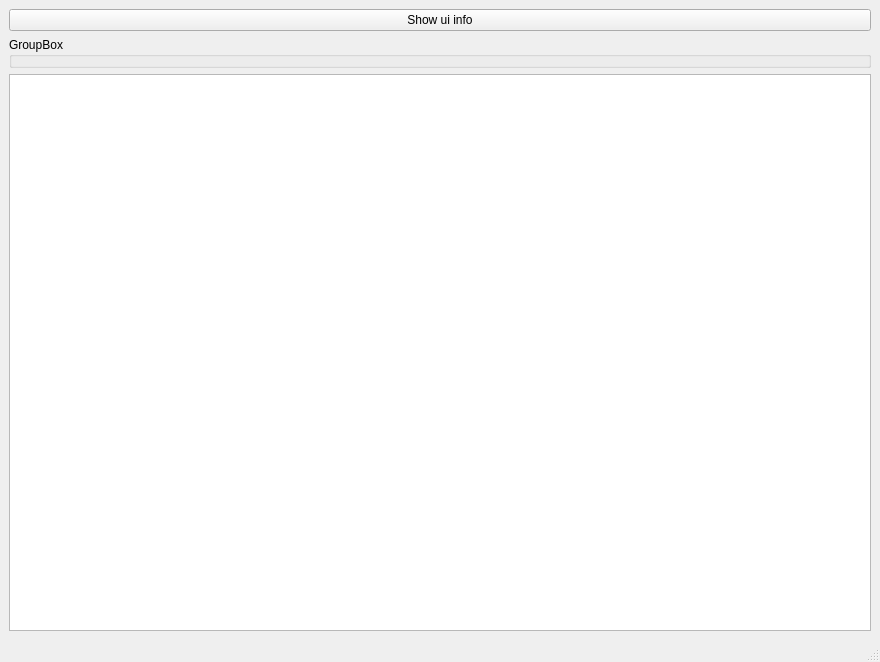
Old version of the form qut-informer_client/mainwindow.ui in the repository ochiay/qui_informer.
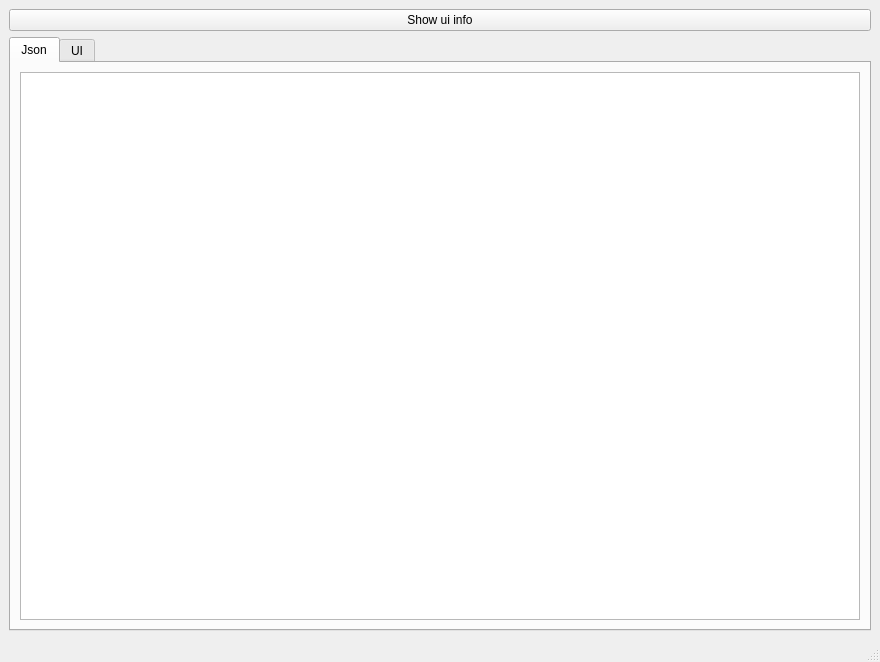
New version of the form.

Commit message: qui_client: finish building ui with json

```diff
--- a/qut-informer_client/mainwindow.ui
+++ b/qut-informer_client/mainwindow.ui
@@ -23,15 +23,32 @@
      </widget>
     </item>
     <item>
-     <widget class="QGroupBox" name="groupBox">
-      <property name="title">
-       <string>GroupBox</string>
+     <widget class="QTabWidget" name="tabWidget">
+      <property name="currentIndex">
+       <number>0</number>
       </property>
+      <widget class="QWidget" name="tab">
+       <attribute name="title">
+        <string>Json</string>
+       </attribute>
+       <layout class="QHBoxLayout" name="horizontalLayout">
+        <item>
+         <widget class="QTextEdit" name="textEdit"/>
+        </item>
+       </layout>
+      </widget>
+      <widget class="QWidget" name="tab_2">
+       <attribute name="title">
+        <string>UI</string>
+       </attribute>
+       <layout class="QHBoxLayout" name="horizontalLayout_2">
+        <item>
+         <widget class="QWidget" name="ui_container" native="true"/>
+        </item>
+       </layout>
+      </widget>
      </widget>
     </item>
-    <item>
-     <widget class="QTextEdit" name="textEdit"/>
-    </item>
    </layout>
   </widget>
   <widget class="QMenuBar" name="menubar">
```
The commit also changes 6 other files.
